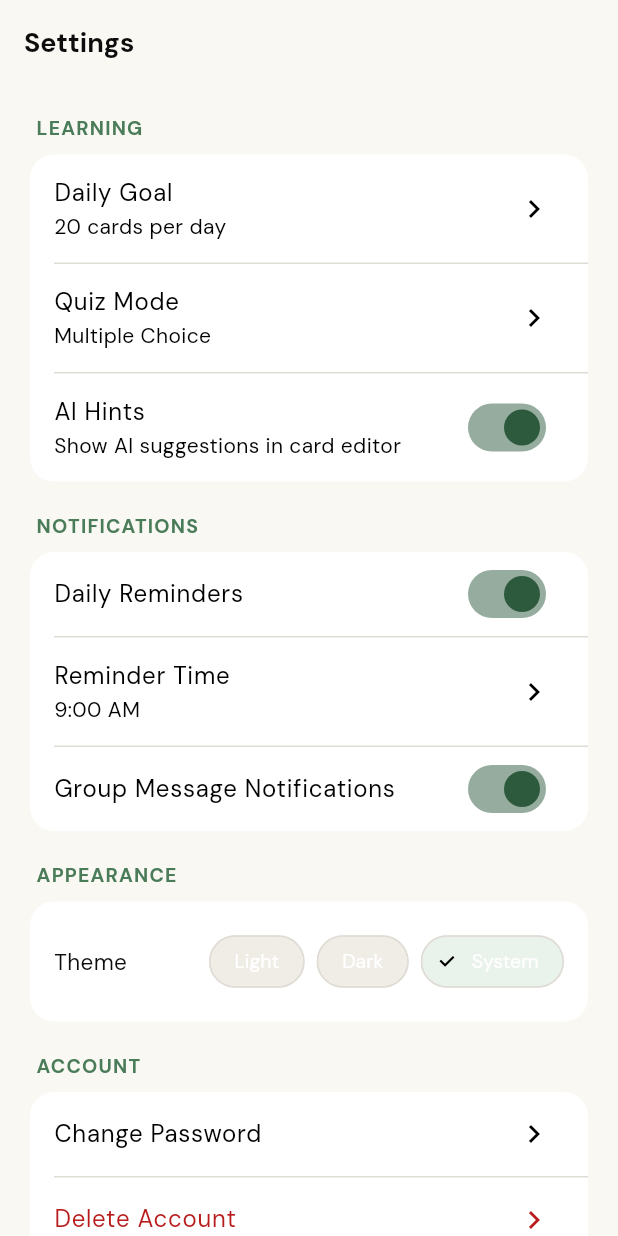
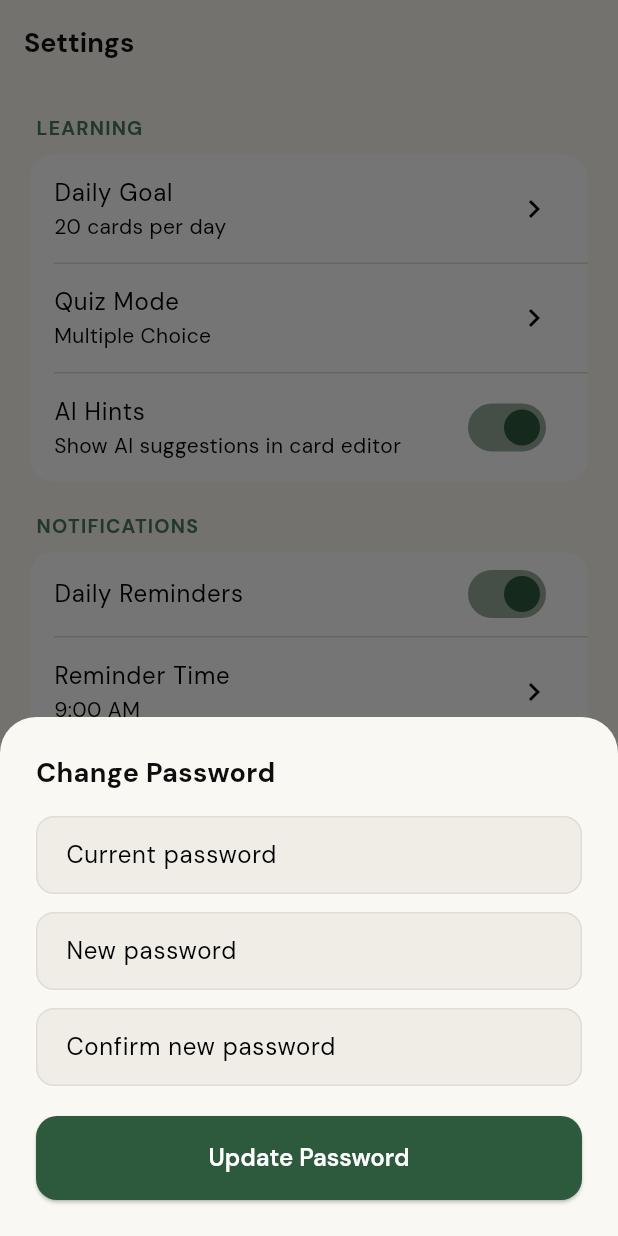
Before and after one commit to 03-SF/StudyCore, a Flutter app: the SettingsScreen screen opened by its route, after a tap on "Daily Reminders", after a tap on "Change Password", on a phone screen of 412 x 824 dp. Run offline on Flutter 3.47's test engine with Material 3 defaults, Android fonts, the phone set to English and light mode, and no system bars; our stand-ins replace cached_network_image, cloud_firestore, firebase_auth, firebase_core, firebase_messaging, firebase_storage and 10 more; accounts and stored records are empty.

Commit message:
Add streak tracking, achievements, and improve sign-in error handling
Integrate StreakService for session tracking, introduce card-count achievements, enhance Google Sign-In error messages with actionable guidance, implement password change functionality, and update setup documentation.

Replit-Commit-Author: Agent
Replit-Commit-Session-Id: d2ada6ec-4b44-4b07-bae2-89f69af5ad24
Replit-Commit-Checkpoint-Type: full_checkpoint
Replit-Commit-Event-Id: 9f754999-f28b-4eb8-8a66-7a09856fb005
Replit-Helium-Checkpoint-Created: true

```diff
--- a/lib/models/user_model.dart
+++ b/lib/models/user_model.dart
@@ -14,6 +14,7 @@ class UserModel {
   final int longestStreak;
   final DateTime? lastStudiedAt;
   final List<Achievement> achievements;
+  final int totalCardsStudied;
 
   const UserModel({
     required this.uid,
@@ -28,6 +29,7 @@ class UserModel {
     this.longestStreak = 0,
     this.lastStudiedAt,
     this.achievements = const [],
+    this.totalCardsStudied = 0,
   });
 
   factory UserModel.fromMap(Map<String, dynamic> map) {
@@ -52,6 +54,7 @@ class UserModel {
       achievements: (map['achievements'] as List? ?? [])
           .map((a) => Achievement.fromMap(a as Map<String, dynamic>))
           .toList(),
+      totalCardsStudied: map['totalCardsStudied'] as int? ?? 0,
     );
   }
 
@@ -67,8 +70,10 @@ class UserModel {
       'updatedAt': Timestamp.fromDate(updatedAt),
       'currentStreak': currentStreak,
       'longestStreak': longestStreak,
-      'lastStudiedAt': lastStudiedAt != null ? Timestamp.fromDate(lastStudiedAt!) : null,
+      'lastStudiedAt':
+          lastStudiedAt != null ? Timestamp.fromDate(lastStudiedAt!) : null,
       'achievements': achievements.map((a) => a.toMap()).toList(),
+      'totalCardsStudied': totalCardsStudied,
     };
   }
 
@@ -86,6 +91,7 @@ class UserModel {
     int? longestStreak,
     DateTime? lastStudiedAt,
     List<Achievement>? achievements,
+    int? totalCardsStudied,
   }) {
     return UserModel(
       uid: uid ?? this.uid,
@@ -100,6 +106,7 @@ class UserModel {
       longestStreak: longestStreak ?? this.longestStreak,
       lastStudiedAt: lastStudiedAt ?? this.lastStudiedAt,
       achievements: achievements ?? this.achievements,
+      totalCardsStudied: totalCardsStudied ?? this.totalCardsStudied,
     );
   }
 }
--- a/lib/screens/profile/settings_screen.dart
+++ b/lib/screens/profile/settings_screen.dart
@@ -50,6 +50,106 @@ class _SettingsScreenState extends State<SettingsScreen> {
     if (value is bool) await prefs.setBool(key, value);
     if (value is int) await prefs.setInt(key, value);
     if (value is String) await prefs.setString(key, value);
+  }
+
+  Future<void> _showChangePassword() async {
+    final auth = context.read<AuthProvider>();
+    final currentCtrl = TextEditingController();
+    final newCtrl = TextEditingController();
+    final confirmCtrl = TextEditingController();
+    String? error;
+
+    await showModalBottomSheet(
+      context: context,
+      isScrollControlled: true,
+      shape: const RoundedRectangleBorder(
+        borderRadius: BorderRadius.vertical(top: Radius.circular(24)),
+      ),
+      builder: (ctx) => StatefulBuilder(
+        builder: (ctx, setM) => Padding(
+          padding: EdgeInsets.only(
+            left: 24, right: 24, top: 24,
+            bottom: MediaQuery.of(ctx).viewInsets.bottom + 24,
+          ),
+          child: Column(
+            mainAxisSize: MainAxisSize.min,
+            crossAxisAlignment: CrossAxisAlignment.start,
+            children: [
+              Text('Change Password',
+                  style: GoogleFonts.dmSans(fontSize: 18, fontWeight: FontWeight.w700)),
+              const SizedBox(height: 16),
+              if (error != null) ...[
+                Container(
+                  padding: const EdgeInsets.all(10),
+                  decoration: BoxDecoration(
+                    color: AppColors.dangerBg,
+                    borderRadius: BorderRadius.circular(8),
+                  ),
+                  child: Text(error!, style: GoogleFonts.dmSans(color: AppColors.danger, fontSize: 13)),
+                ),
+                const SizedBox(height: 12),
+              ],
+              TextField(
+                controller: currentCtrl,
+                obscureText: true,
+                decoration: const InputDecoration(labelText: 'Current password'),
+              ),
+              const SizedBox(height: 12),
+              TextField(
+                controller: newCtrl,
+                obscureText: true,
+                decoration: const InputDecoration(labelText: 'New password'),
+              ),
+              const SizedBox(height: 12),
+              TextField(
+                controller: confirmCtrl,
+                obscureText: true,
+                decoration: const InputDecoration(labelText: 'Confirm new password'),
+              ),
+              const SizedBox(height: 20),
+              SizedBox(
+                width: double.infinity,
+                child: ElevatedButton(
+                  style: ElevatedButton.styleFrom(backgroundColor: AppColors.sageDark),
+                  onPressed: () async {
+                    if (newCtrl.text != confirmCtrl.text) {
+                      setM(() => error = 'Passwords do not match.');
+                      return;
+                    }
+                    if (newCtrl.text.length < 6) {
+                      setM(() => error = 'Password must be at least 6 characters.');
+                      return;
+                    }
+                    try {
+                      // Re-authenticate first
+                      final email = auth.currentUser?.email ?? '';
+                      await auth.signIn(email: email, password: currentCtrl.text);
+                      await auth.changePassword(newCtrl.text);
+                      if (ctx.mounted) {
+                        Navigator.pop(ctx);
+                        ScaffoldMessenger.of(context).showSnackBar(
+                          SnackBar(
+                            content: const Text('Password changed successfully'),
+                            backgroundColor: AppColors.sageDark,
+                            behavior: SnackBarBehavior.floating,
+                          ),
+                        );
+                      }
+                    } catch (e) {
+                      setM(() => error = 'Current password is incorrect.');
+                    }
+                  },
+                  child: const Text('Update Password', style: TextStyle(color: Colors.white)),
+                ),
+              ),
+            ],
+          ),
+        ),
+      ),
+    );
+    currentCtrl.dispose();
+    newCtrl.dispose();
+    confirmCtrl.dispose();
   }
 
   Widget _section(String title, List<Widget> children) {
@@ -186,7 +286,7 @@ class _SettingsScreenState extends State<SettingsScreen> {
           ListTile(
             title: const Text('Change Password'),
             trailing: const Icon(Icons.chevron_right),
-            onTap: () {},
+            onTap: () => _showChangePassword(),
           ),
           ListTile(
             title: Text('Delete Account', style: GoogleFonts.dmSans(color: AppColors.danger)),
```
Also changed, not shown: lib/providers/session_provider.dart (+8 -0 lines), lib/screens/home/home_screen.dart (+9 -0 lines), lib/services/auth_service.dart (+16 -0 lines), lib/services/streak_service.dart (+51 -28 lines), 1 other file.
